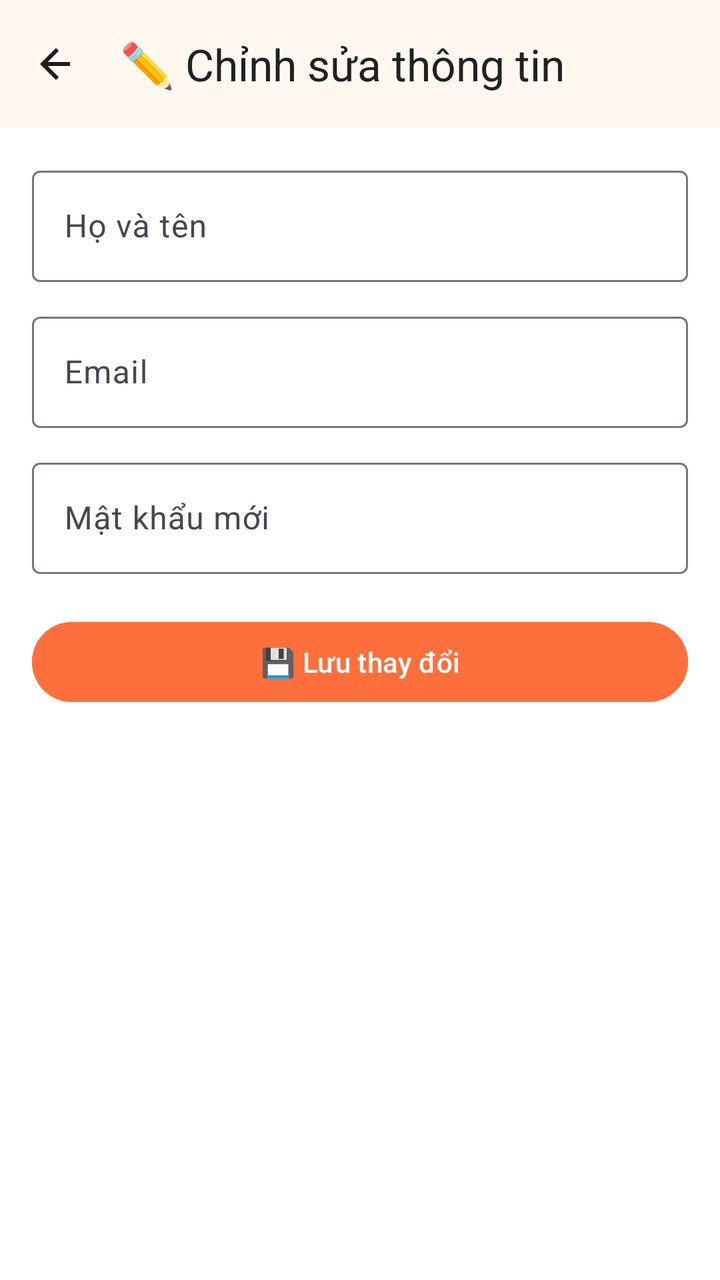
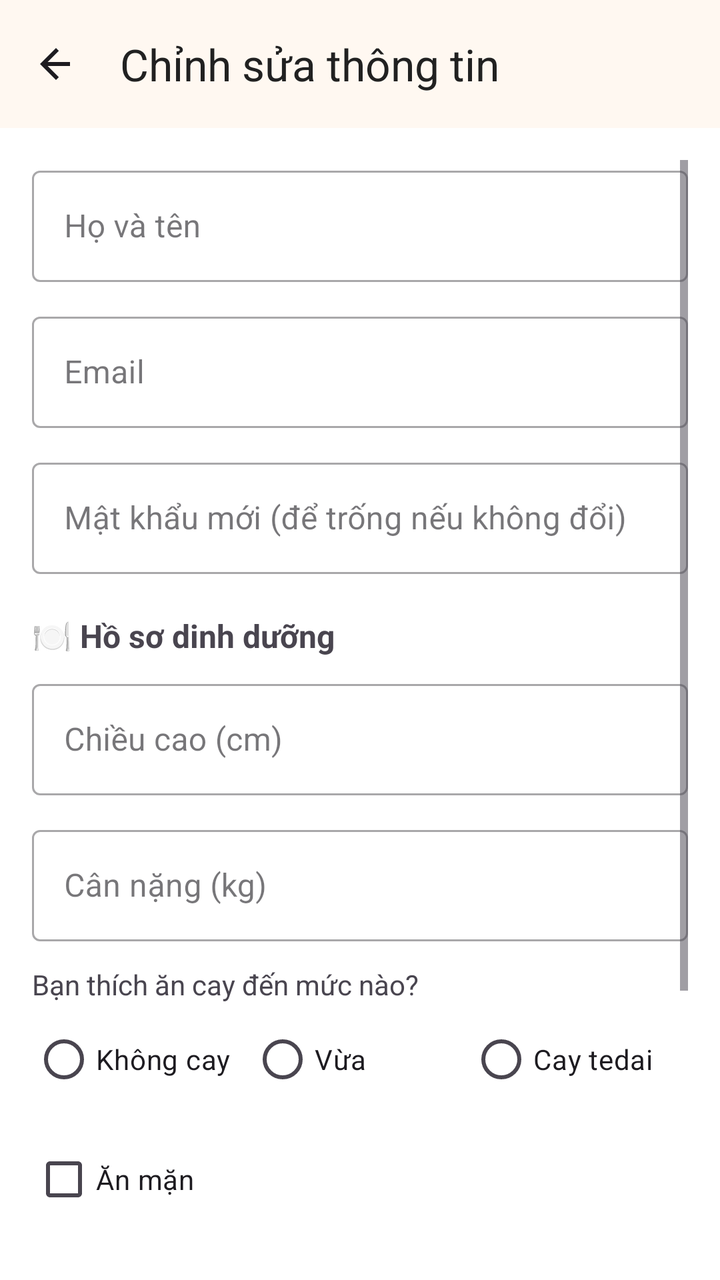

Before-and-after screenshots of an Android layout around one commit, followed by the original layout XML and the change that was made.
<!-- AndroidManifest.xml: application theme Theme.Angiday -->
<!-- res/layout/activity_edit_pf.xml -->
<?xml version="1.0" encoding="utf-8"?>
<LinearLayout xmlns:android="http://schemas.android.com/apk/res/android"
    xmlns:app="http://schemas.android.com/apk/res-auto"
    android:layout_width="match_parent"
    android:layout_height="match_parent"
    android:orientation="vertical"
    android:background="@color/colorBackground">

    
    <com.google.android.material.appbar.MaterialToolbar
        android:id="@+id/topAppBar"
        style="@style/Widget.Material3.Toolbar"
        android:layout_width="match_parent"
        android:layout_height="?attr/actionBarSize"
        app:title="✏️ Chỉnh sửa thông tin"
        app:titleTextColor="@color/colorOnSurface"
        app:navigationIcon="@drawable/ic_arrow_back_24"
        android:background="@color/colorSurface"
        android:elevation="4dp"
        android:fitsSystemWindows="true" />

    
    <ScrollView
        android:layout_width="match_parent"
        android:layout_height="match_parent"
        android:padding="@dimen/padding_large"
        android:background="@color/colorBackground">

        <LinearLayout
            android:layout_width="match_parent"
            android:layout_height="wrap_content"
            android:orientation="vertical">

            
            <com.google.android.material.textfield.TextInputLayout
                android:layout_width="match_parent"
                android:layout_height="wrap_content"
                android:hint="Họ và tên">

                <com.google.android.material.textfield.TextInputEditText
                    android:id="@+id/edtName"
                    android:layout_width="match_parent"
                    android:layout_height="wrap_content"
                    android:inputType="textPersonName"
                    android:textColor="@color/colorOnSurface"
                    android:textColorHint="@color/colorMuted" />
            </com.google.android.material.textfield.TextInputLayout>

            
            <com.google.android.material.textfield.TextInputLayout
                android:layout_width="match_parent"
                android:layout_height="wrap_content"
                android:hint="Email"
                android:layout_marginTop="@dimen/margin_normal">

                <com.google.android.material.textfield.TextInputEditText
                    android:id="@+id/edtEmail"
                    android:layout_width="match_parent"
                    android:layout_height="wrap_content"
                    android:inputType="textEmailAddress"
                    android:textColor="@color/colorOnSurface"
                    android:textColorHint="@color/colorMuted" />
            </com.google.android.material.textfield.TextInputLayout>

            
            <com.google.android.material.textfield.TextInputLayout
                android:layout_width="match_parent"
                android:layout_height="wrap_content"
                android:hint="Mật khẩu mới"
                android:layout_marginTop="@dimen/margin_normal">

                <com.google.android.material.textfield.TextInputEditText
                    android:id="@+id/edtPassword"
                    android:layout_width="match_parent"
                    android:layout_height="wrap_content"
                    android:inputType="textPassword"
                    android:textColor="@color/colorOnSurface"
                    android:textColorHint="@color/colorMuted" />
            </com.google.android.material.textfield.TextInputLayout>

            
            <com.google.android.material.button.MaterialButton
                android:id="@+id/btnSave"
                android:layout_width="match_parent"
                android:layout_height="wrap_content"
                android:text="💾 Lưu thay đổi"
                android:textAllCaps="false"
                android:layout_marginTop="@dimen/margin_large"
                android:backgroundTint="@color/colorPrimary"
                android:textColor="@color/colorOnPrimary" />
        </LinearLayout>
    </ScrollView>
</LinearLayout>
<!-- resources referenced by this layout -->
<resources>
  <color name="colorBackground">#FFFFFF</color>
  <color name="colorMuted">#757575</color>
  <color name="colorOnPrimary">#FFFFFF</color>
  <color name="colorOnSurface">#212121</color>
  <color name="colorPrimary">#FF6F3C</color>
  <color name="colorSurface">#FFF8F1</color>
  <dimen name="margin_large">20dp</dimen>
  <dimen name="margin_normal">12dp</dimen>
  <dimen name="padding_large">16dp</dimen>
  <!-- drawable ic_arrow_back_24 (drawable) -->
  <?xml version="1.0" encoding="utf-8"?>
  <vector xmlns:android="http://schemas.android.com/apk/res/android"
      android:width="24dp"
      android:height="24dp"
      android:viewportWidth="24"
      android:viewportHeight="24"
      android:tint="?attr/colorOnSurface">
  
      
      <path
          android:fillColor="@android:color/black"
          android:pathData="M19,11H7.83l5.59,-5.59L12,4l-8,8 8,8 1.41,-1.41L7.83,13H19v-2z"/>
  </vector>
  <style name="Theme.Angiday" parent="Base.Theme.Angiday" />
  <style name="Base.Theme.Angiday" parent="Theme.Material3.DayNight.NoActionBar">
          
          
      </style>
</resources>

<!-- the commit's change to res/layout/activity_edit_pf.xml (unified diff, before → after) -->
@@ -12,19 +12,17 @@
         style="@style/Widget.Material3.Toolbar"
         android:layout_width="match_parent"
         android:layout_height="?attr/actionBarSize"
-        app:title="✏️ Chỉnh sửa thông tin"
+        app:title="Chỉnh sửa thông tin"
         app:titleTextColor="@color/colorOnSurface"
         app:navigationIcon="@drawable/ic_arrow_back_24"
         android:background="@color/colorSurface"
-        android:elevation="4dp"
-        android:fitsSystemWindows="true" />
+        android:elevation="4dp" />
 
     
     <ScrollView
         android:layout_width="match_parent"
         android:layout_height="match_parent"
-        android:padding="@dimen/padding_large"
-        android:background="@color/colorBackground">
+        android:padding="@dimen/padding_large">
 
         <LinearLayout
             android:layout_width="match_parent"
@@ -35,59 +33,162 @@
             <com.google.android.material.textfield.TextInputLayout
                 android:layout_width="match_parent"
                 android:layout_height="wrap_content"
-                android:hint="Họ và tên">
+                android:hint="Họ và tên"
+                style="@style/Widget.MaterialComponents.TextInputLayout.OutlinedBox">
 
                 <com.google.android.material.textfield.TextInputEditText
                     android:id="@+id/edtName"
                     android:layout_width="match_parent"
                     android:layout_height="wrap_content"
-                    android:inputType="textPersonName"
-                    android:textColor="@color/colorOnSurface"
-                    android:textColorHint="@color/colorMuted" />
+                    android:inputType="textPersonName" />
+            </com.google.android.material.textfield.TextInputLayout>
+
+            <com.google.android.material.textfield.TextInputLayout
+                android:layout_width="match_parent"
+                android:layout_height="wrap_content"
+                android:hint="Email"
+                android:layout_marginTop="@dimen/margin_normal"
+                style="@style/Widget.MaterialComponents.TextInputLayout.OutlinedBox">
+
+                <com.google.android.material.textfield.TextInputEditText
+                    android:id="@+id/edtEmail"
+                    android:layout_width="match_parent"
+                    android:layout_height="wrap_content"
+                    android:inputType="textEmailAddress" />
+            </com.google.android.material.textfield.TextInputLayout>
+
+            <com.google.android.material.textfield.TextInputLayout
+                android:layout_width="match_parent"
+                android:layout_height="wrap_content"
+                android:hint="Mật khẩu mới (để trống nếu không đổi)"
+                android:layout_marginTop="@dimen/margin_normal"
+                style="@style/Widget.MaterialComponents.TextInputLayout.OutlinedBox">
+
+                <com.google.android.material.textfield.TextInputEditText
+                    android:id="@+id/edtPassword"
+                    android:layout_width="match_parent"
+                    android:layout_height="wrap_content"
+                    android:inputType="textPassword" />
+            </com.google.android.material.textfield.TextInputLayout>
+
+            
+            <TextView
+                android:layout_width="wrap_content"
+                android:layout_height="wrap_content"
+                android:text="🍽️ Hồ sơ dinh dưỡng"
+                android:textStyle="bold"
+                android:textSize="16sp"
+                android:layout_marginTop="@dimen/margin_large"
+                android:layout_marginBottom="@dimen/margin_small" />
+
+            
+            <com.google.android.material.textfield.TextInputLayout
+                android:layout_width="match_parent"
+                android:layout_height="wrap_content"
+                android:hint="Chiều cao (cm)"
+                style="@style/Widget.MaterialComponents.TextInputLayout.OutlinedBox">
+
+                <com.google.android.material.textfield.TextInputEditText
+                    android:id="@+id/edtHeight"
+                    android:layout_width="match_parent"
+                    android:layout_height="wrap_content"
+                    android:inputType="numberDecimal" />
             </com.google.android.material.textfield.TextInputLayout>
 
             
             <com.google.android.material.textfield.TextInputLayout
                 android:layout_width="match_parent"
                 android:layout_height="wrap_content"
-                android:hint="Email"
-                android:layout_marginTop="@dimen/margin_normal">
+                android:hint="Cân nặng (kg)"
+                android:layout_marginTop="@dimen/margin_normal"
+                style="@style/Widget.MaterialComponents.TextInputLayout.OutlinedBox">
 
                 <com.google.android.material.textfield.TextInputEditText
-                    android:id="@+id/edtEmail"
+                    android:id="@+id/edtWeight"
                     android:layout_width="match_parent"
                     android:layout_height="wrap_content"
-                    android:inputType="textEmailAddress"
-                    android:textColor="@color/colorOnSurface"
-                    android:textColorHint="@color/colorMuted" />
+                    android:inputType="numberDecimal" />
             </com.google.android.material.textfield.TextInputLayout>
+
+            
+            <TextView
+                android:layout_width="wrap_content"
+                android:layout_height="wrap_content"
+                android:text="Bạn thích ăn cay đến mức nào?"
+                android:textSize="14sp"
+                android:layout_marginTop="@dimen/margin_normal"
+                android:layout_marginBottom="4dp" />
+
+            <RadioGroup
+                android:id="@+id/rgSpicy"
+                android:layout_width="match_parent"
+                android:layout_height="wrap_content"
+                android:orientation="horizontal">
+
+                <com.google.android.material.radiobutton.MaterialRadioButton
+                    android:id="@+id/rb_low"
+                    android:layout_width="0dp"
+                    android:layout_height="wrap_content"
+                    android:layout_weight="1"
+                    android:text="Không cay" />
+
+                <com.google.android.material.radiobutton.MaterialRadioButton
+                    android:id="@+id/rb_medium"
+                    android:layout_width="0dp"
+                    android:layout_height="wrap_content"
+                    android:layout_weight="1"
+                    android:text="Vừa" />
+
+                <com.google.android.material.radiobutton.MaterialRadioButton
+                    android:id="@+id/rb_high"
+                    android:layout_width="0dp"
+                    android:layout_height="wrap_content"
+                    android:layout_weight="1"
+                    android:text="Cay tedai" />
+            </RadioGroup>
+
+            
+            <com.google.android.material.checkbox.MaterialCheckBox
+                android:id="@+id/cbPreferMeat"
+                android:layout_width="wrap_content"
+                android:layout_height="wrap_content"
+                android:text="Ăn mặn"
+                android:layout_marginTop="@dimen/margin_normal" />
+
+            <com.google.android.material.checkbox.MaterialCheckBox
+                android:id="@+id/cbPreferVeg"
+                android:layout_width="wrap_content"
+                android:layout_height="wrap_content"
+                android:text="Ăn chay"
+                android:layout_marginTop="@dimen/margin_small" />
 
             
             <com.google.android.material.textfield.TextInputLayout
                 android:layout_width="match_parent"
                 android:layout_height="wrap_content"
-                android:hint="Mật khẩu mới"
-                android:layout_marginTop="@dimen/margin_normal">
+                android:hint="Dị ứng (VD: đậu phộng, sữa - cách nhau bằng dấu phẩy)"
+                android:layout_marginTop="@dimen/margin_normal"
+                style="@style/Widget.MaterialComponents.TextInputLayout.OutlinedBox">
 
                 <com.google.android.material.textfield.TextInputEditText
-                    android:id="@+id/edtPassword"
+                    android:id="@+id/edtAllergies"
                     android:layout_width="match_parent"
                     android:layout_height="wrap_content"
-                    android:inputType="textPassword"
-                    android:textColor="@color/colorOnSurface"
-                    android:textColorHint="@color/colorMuted" />
+                    android:inputType="text" />
             </com.google.android.material.textfield.TextInputLayout>
 
             
             <com.google.android.material.button.MaterialButton
                 android:id="@+id/btnSave"
                 android:layout_width="match_parent"
-                android:layout_height="wrap_content"
-                android:text="💾 Lưu thay đổi"
+                android:layout_height="56dp"
+                android:text="Lưu thay đổi"
                 android:textAllCaps="false"
                 android:layout_marginTop="@dimen/margin_large"
+                app:cornerRadius="12dp"
                 android:backgroundTint="@color/colorPrimary"
                 android:textColor="@color/colorOnPrimary" />
+
         </LinearLayout>
     </ScrollView>
 </LinearLayout>
<!-- resource entries referenced after the edit -->
@@ -1,13 +1,13 @@
 <!-- resources referenced by this layout -->
 <resources>
   <color name="colorBackground">#FFFFFF</color>
-  <color name="colorMuted">#757575</color>
   <color name="colorOnPrimary">#FFFFFF</color>
   <color name="colorOnSurface">#212121</color>
   <color name="colorPrimary">#FF6F3C</color>
   <color name="colorSurface">#FFF8F1</color>
   <dimen name="margin_large">20dp</dimen>
   <dimen name="margin_normal">12dp</dimen>
+  <dimen name="margin_small">8dp</dimen>
   <dimen name="padding_large">16dp</dimen>
   <!-- drawable ic_arrow_back_24 (drawable) -->
   <?xml version="1.0" encoding="utf-8"?>
